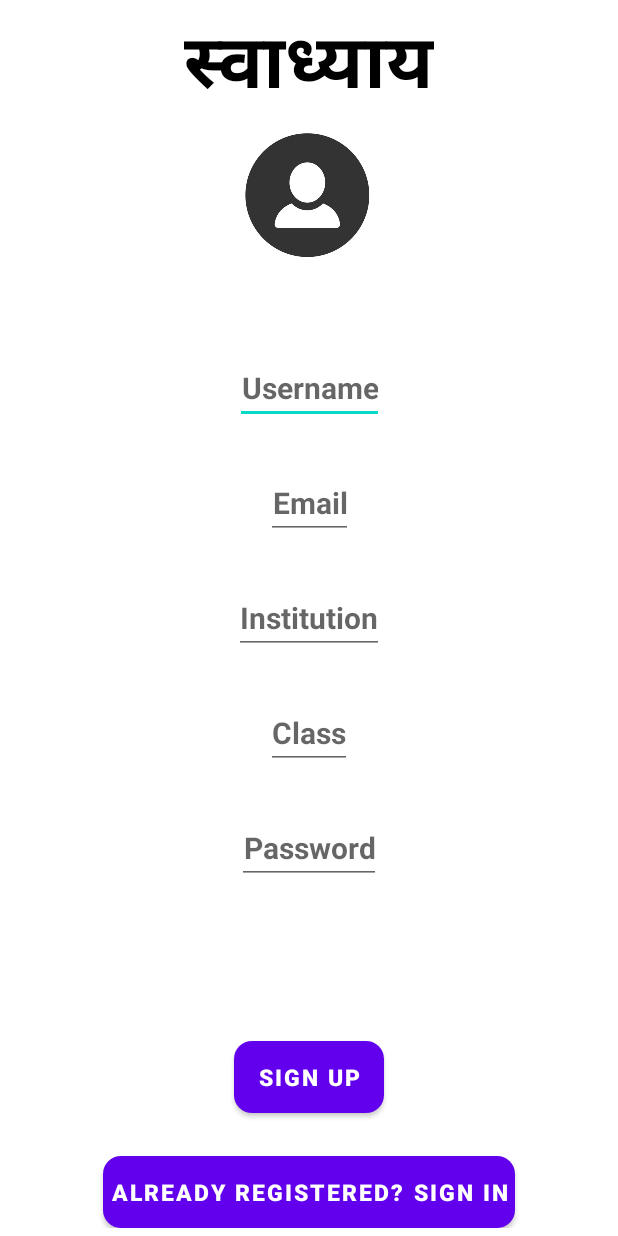
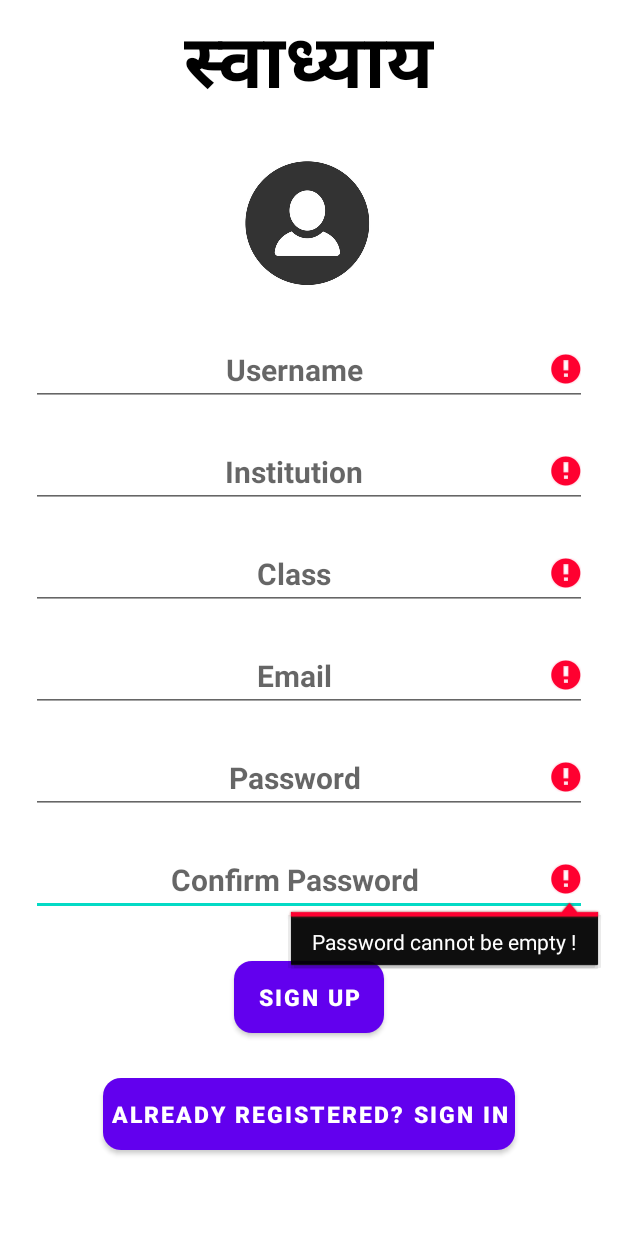
Before and after one commit to VaradMash/assignment_submission_portal, an Android app: the RegistrationActivity screen opened directly, with no data from a screen before it, after a tap on "SIGN UP", on a phone screen of 412 x 824 dp. Run offline under Robolectric (Android 15) with nearby library versions, the phone set to English and light mode, and no system bars; our stand-ins replace Firebase (no records; nobody signed in at launch, a user with empty details on screens opened directly).

Commit message:
User Interface flow changed. Updated Registration Layout and Main Layout.

```diff
--- a/app/src/main/java/com/example/swadhyaya/RegistrationActivity.java
+++ b/app/src/main/java/com/example/swadhyaya/RegistrationActivity.java
@@ -5,6 +5,7 @@ import androidx.appcompat.app.AppCompatActivity;
 
 import android.content.Intent;
 import android.os.Bundle;
+import android.util.Patterns;
 import android.view.View;
 import android.widget.Button;
 import android.widget.EditText;
@@ -20,9 +21,11 @@ import com.google.firebase.auth.UserProfileChangeRequest;
 import com.google.firebase.database.DatabaseReference;
 import com.google.firebase.database.FirebaseDatabase;
 
+import java.util.regex.Pattern;
+
 public class RegistrationActivity extends AppCompatActivity
 {
-    EditText etSignUpUsername, etSignUpEmail, etSignUpPassword, etInstitution, etClass;
+    EditText etSignUpUsername, etSignUpEmail, etSignUpPassword, etInstitution, etClass, etConfirmPassword;
     Button btnRegister, btnOpenLogin;
     FirebaseAuth mAuth;
     DatabaseReference mDatabase;
@@ -42,9 +45,8 @@ public class RegistrationActivity extends AppCompatActivity
         etSignUpPassword.setText("");
         etClass.setText("");
         etInstitution.setText("");
-        //Intent Launch.
-        Intent intent = new Intent(RegistrationActivity.this, com.example.swadhyaya.MainActivity.class);
-        startActivity(intent);
+        etConfirmPassword.setText("");
+        ;
         RegistrationActivity.this.finish();
     }
 
@@ -74,6 +76,7 @@ public class RegistrationActivity extends AppCompatActivity
         etSignUpEmail = (EditText)findViewById(R.id.etSignUpEmail);
         etSignUpPassword = (EditText)findViewById(R.id.etSignUpPassword);
         etInstitution = (EditText)findViewById(R.id.etInstitution);
+        etConfirmPassword = (EditText)findViewById(R.id.etConfirmPassword);
         etClass = (EditText)findViewById(R.id.etClass);
         btnRegister = (Button)findViewById(R.id.btnRegister);
         btnOpenLogin = (Button)findViewById(R.id.btnOpenLogin);
@@ -97,6 +100,7 @@ public class RegistrationActivity extends AppCompatActivity
                 etSignUpPassword.setText("");
                 etClass.setText("");
                 etInstitution.setText("");
+                etConfirmPassword.setText("");
                 //Intent launch.
                 Intent intent = new Intent(RegistrationActivity.this, com.example.swadhyaya.LoginActivity.class);
                 startActivity(intent);
@@ -117,10 +121,57 @@ public class RegistrationActivity extends AppCompatActivity
                 String class_name = etClass.getText().toString();
                 String institution = etInstitution.getText().toString();
                 String password = etSignUpPassword.getText().toString();
+                String confirm_password = etConfirmPassword.getText().toString();
                 //Validate if all fields are not empty.
-                if (username.isEmpty() || email.isEmpty() ||class_name.isEmpty() || institution.isEmpty() || password.isEmpty())
+                if (username.isEmpty() || email.isEmpty() ||class_name.isEmpty() || institution.isEmpty() || password.isEmpty() || confirm_password.isEmpty())
                 {
-                    Toast.makeText(RegistrationActivity.this, "Please Enter all Fields !", Toast.LENGTH_SHORT).show();
+                    if(username.isEmpty())
+                    {
+                        etSignUpUsername.setError("Username cannot be empty !");
+                        etSignUpUsername.requestFocus();
+                    }
+                    if(email.isEmpty())
+                    {
+                        etSignUpEmail.setError("Email cannot be empty !");
+                        etSignUpEmail.requestFocus();
+                    }
+                    if(class_name.isEmpty())
+                    {
+                        etClass.setError("Class cannot be empty");
+                        etClass.requestFocus();
+                    }
+                    if(institution.isEmpty())
+                    {
+                        etInstitution.setError("Institution cannot be empty !");
+                        etInstitution.requestFocus();
+                    }
+                    if(password.isEmpty())
+                    {
+                        etSignUpPassword.setError("Password cannot be empty !");
+                        etSignUpPassword.requestFocus();
+                    }
+                    if(confirm_password.isEmpty())
+                    {
+                        etConfirmPassword.setError("Password cannot be empty !");
+                        etConfirmPassword.requestFocus();
+                    }
+                }
+                else if (!Patterns.EMAIL_ADDRESS.matcher(email).matches())
+                {
+                    etSignUpEmail.setError("Please enter valid email !");
+                    etSignUpEmail.requestFocus();
+                }
+                else if (password.length() < 6)
+                {
+                    etSignUpPassword.setError("Password too short !");
+                    etSignUpPassword.requestFocus();
+                }
+                else if (!password.equals(confirm_password))
+                {
+                    etSignUpPassword.setError("Passwords do not match !");
+                    etConfirmPassword.setError("Passwords do not match !");
+                    etSignUpPassword.requestFocus();
+                    etConfirmPassword.requestFocus();
                 }
                 else
                 {
@@ -157,6 +208,7 @@ public class RegistrationActivity extends AppCompatActivity
                                                             etSignUpPassword.setText("");
                                                             etClass.setText("");
                                                             etInstitution.setText("");
+                                                            etConfirmPassword.setText("");
                                                             //Close current intent
                                                             RegistrationActivity.this.finish();
                                                         }
--- a/app/src/main/res/layout/activity_registration.xml
+++ b/app/src/main/res/layout/activity_registration.xml
@@ -11,164 +11,152 @@
         android:id="@+id/tvRegistrationTitle"
         android:layout_width="wrap_content"
         android:layout_height="wrap_content"
+        android:fontFamily="@font/app_font"
         android:text="@string/app_title"
+        android:textColor="@color/black"
+        android:textSize="50sp"
+        android:textStyle="bold"
         app:layout_constraintBottom_toBottomOf="parent"
+        app:layout_constraintHorizontal_bias="0.5"
         app:layout_constraintLeft_toLeftOf="parent"
         app:layout_constraintRight_toRightOf="parent"
         app:layout_constraintTop_toTopOf="parent"
-        app:layout_constraintVertical_bias="0"
-        app:layout_constraintHorizontal_bias="0.5"
-        android:textStyle="bold"
-        android:textSize="50sp"
-        android:textColor="@color/black"
-        android:fontFamily="@font/app_font"
-        />
+        app:layout_constraintVertical_bias="0" />
+
+    <ScrollView
+        android:layout_width="match_parent"
+        android:layout_height="wrap_content"
+        app:layout_constraintBottom_toBottomOf="parent"
+        app:layout_constraintTop_toBottomOf="@id/tvRegistrationTitle"
+        app:layout_constraintVertical_bias="0">
+
+        <LinearLayout
+            android:layout_width="match_parent"
+            android:layout_height="wrap_content"
+            android:orientation="vertical"
+            android:padding="15dp">
+
+            <ImageView
+                android:id="@+id/imageView"
+                android:layout_width="wrap_content"
+                android:layout_height="wrap_content"
+                android:layout_gravity="center_horizontal"
+                android:contentDescription="@string/usericon"
+                app:srcCompat="@mipmap/user_logo_foreground" />
 
             <EditText
                 android:id="@+id/etSignUpUsername"
-        android:layout_width="wrap_content"
+                android:layout_width="match_parent"
                 android:layout_height="wrap_content"
-        app:layout_constraintBottom_toBottomOf="parent"
-        app:layout_constraintLeft_toLeftOf="parent"
-        app:layout_constraintRight_toRightOf="parent"
-        app:layout_constraintTop_toTopOf="parent"
-        app:layout_constraintVertical_bias="0.3"
-        app:layout_constraintHorizontal_bias="0.5"
+                android:layout_marginTop="20dp"
+                android:autofillHints="@string/username"
+                android:gravity="center_horizontal"
+                android:hint="@string/username"
                 android:inputType="text"
-        android:hint="@string/username"
-        android:autofillHints="@string/username"
                 android:textSize="20sp"
-        android:textStyle="bold"
-        android:gravity="center_horizontal"
-        />
+                android:textStyle="bold" />
 
             <EditText
                 android:id="@+id/etInstitution"
-        android:layout_width="wrap_content"
+                android:layout_width="match_parent"
                 android:layout_height="wrap_content"
-        app:layout_constraintBottom_toBottomOf="parent"
-        app:layout_constraintLeft_toLeftOf="parent"
-        app:layout_constraintRight_toRightOf="parent"
-        app:layout_constraintTop_toTopOf="parent"
-        app:layout_constraintVertical_bias="0.5"
-        app:layout_constraintHorizontal_bias="0.5"
+                android:layout_marginTop="20dp"
+                android:autofillHints="@string/institution"
+                android:gravity="center_horizontal"
+                android:hint="@string/institution"
                 android:inputType="text"
-        android:hint="@string/institution"
-        android:autofillHints="@string/institution"
                 android:textSize="20sp"
-        android:textStyle="bold"
-        android:gravity="center_horizontal"
-        />
+                android:textStyle="bold" />
 
             <EditText
                 android:id="@+id/etClass"
-        android:layout_width="wrap_content"
+                android:layout_width="match_parent"
                 android:layout_height="wrap_content"
-        app:layout_constraintBottom_toBottomOf="parent"
-        app:layout_constraintLeft_toLeftOf="parent"
-        app:layout_constraintRight_toRightOf="parent"
-        app:layout_constraintTop_toTopOf="parent"
-        app:layout_constraintVertical_bias="0.6"
-        app:layout_constraintHorizontal_bias="0.5"
+                android:layout_marginTop="20dp"
+                android:autofillHints="@string/institution"
+                android:gravity="center_horizontal"
+                android:hint="@string/class_name"
                 android:inputType="text"
-        android:hint="@string/class_name"
-        android:autofillHints="@string/institution"
                 android:textSize="20sp"
-        android:textStyle="bold"
-        android:gravity="center_horizontal"
-        />
+                android:textStyle="bold" />
 
             <EditText
                 android:id="@+id/etSignUpEmail"
-        android:layout_width="wrap_content"
+                android:layout_width="match_parent"
                 android:layout_height="wrap_content"
-        app:layout_constraintBottom_toBottomOf="parent"
-        app:layout_constraintLeft_toLeftOf="parent"
-        app:layout_constraintRight_toRightOf="parent"
-        app:layout_constraintTop_toTopOf="parent"
-        app:layout_constraintVertical_bias="0.4"
-        app:layout_constraintHorizontal_bias="0.5"
+                android:layout_marginTop="20dp"
+                android:autofillHints="@string/email"
+                android:gravity="center_horizontal"
+                android:hint="@string/email"
                 android:inputType="textEmailAddress"
-        android:hint="@string/email"
-        android:autofillHints="@string/email"
                 android:textSize="20sp"
-        android:textStyle="bold"
-        android:gravity="center_horizontal"
-        />
+                android:textStyle="bold" />
 
             <EditText
                 android:id="@+id/etSignUpPassword"
-            android:layout_width="wrap_content"
+                android:layout_width="match_parent"
                 android:layout_height="wrap_content"
-            app:layout_constraintBottom_toBottomOf="parent"
-            app:layout_constraintLeft_toLeftOf="parent"
-            app:layout_constraintRight_toRightOf="parent"
-            app:layout_constraintTop_toTopOf="parent"
-            app:layout_constraintVertical_bias="0.7"
-            app:layout_constraintHorizontal_bias="0.5"
+                android:layout_marginTop="20dp"
+                android:autofillHints="@string/email"
+                android:gravity="center_horizontal"
+                android:hint="@string/password"
                 android:inputType="textPassword"
-            android:hint="@string/password"
-            android:autofillHints="@string/email"
                 android:textSize="20sp"
-            android:textStyle="bold"
+                android:textStyle="bold" />
+
+            <EditText
+                android:id="@+id/etConfirmPassword"
+                android:layout_width="match_parent"
+                android:layout_height="wrap_content"
+                android:layout_marginTop="20dp"
+                android:autofillHints="@string/confirm_password"
                 android:gravity="center_horizontal"
-            />
+                android:hint="@string/confirm_password"
+                android:inputType="textPassword"
+                android:textSize="20sp"
+                android:textStyle="bold" />
 
             <Button
                 android:id="@+id/btnRegister"
                 android:layout_width="wrap_content"
                 android:layout_height="wrap_content"
-            app:layout_constraintBottom_toBottomOf="parent"
-            app:layout_constraintLeft_toLeftOf="parent"
-            app:layout_constraintRight_toRightOf="parent"
-            app:layout_constraintTop_toTopOf="parent"
-            app:layout_constraintVertical_bias="0.9"
-            app:layout_constraintHorizontal_bias="0.5"
+                android:background="@drawable/roundbutton"
                 android:text="@string/sign_up"
                 android:textSize="15sp"
                 android:textStyle="bold"
-            android:background="@drawable/roundbutton"
-            />
+                android:layout_gravity="center_horizontal"
+                android:layout_marginTop="30dp"/>
 
-        <ImageView
-            android:contentDescription="@string/usericon"
-            android:id="@+id/imageView"
+            <Button
+                android:id="@+id/btnOpenLogin"
                 android:layout_width="wrap_content"
                 android:layout_height="wrap_content"
-            app:srcCompat="@mipmap/user_logo_foreground"
-            app:layout_constraintBottom_toBottomOf="parent"
-            app:layout_constraintLeft_toLeftOf="parent"
-            app:layout_constraintRight_toRightOf="parent"
-            app:layout_constraintTop_toTopOf="parent"
-            app:layout_constraintVertical_bias="0.1"
-            app:layout_constraintHorizontal_bias="0.5"/>
+                android:background="@drawable/roundbutton"
+                android:padding="5dp"
+                android:text="@string/sign_up_prompt"
+                android:textSize="15sp"
+                android:textStyle="bold"
+                android:layout_gravity="center_horizontal"
+                android:layout_marginTop="30dp"/>
+
+            <!-- Ghost View added to Fit scrollView Widgets -->
+            <View
+                android:layout_width="match_parent"
+                android:layout_height="50dp" />
+        </LinearLayout>
+    </ScrollView>
 
     <ProgressBar
         android:id="@+id/signUpProgressBar"
         android:layout_width="wrap_content"
         android:layout_height="wrap_content"
+        android:visibility="gone"
         app:layout_constraintBottom_toBottomOf="parent"
+        app:layout_constraintHorizontal_bias="0.5"
         app:layout_constraintLeft_toLeftOf="parent"
         app:layout_constraintRight_toRightOf="parent"
         app:layout_constraintTop_toTopOf="parent"
-            app:layout_constraintVertical_bias="0.8"
-            app:layout_constraintHorizontal_bias="0.5"
-            android:visibility="gone"/>
+        app:layout_constraintVertical_bias="0.5" />
 
-        <Button
-            android:padding="5dp"
-            android:id="@+id/btnOpenLogin"
-            android:layout_width="wrap_content"
-            android:layout_height="wrap_content"
-            app:layout_constraintBottom_toBottomOf="parent"
-            app:layout_constraintLeft_toLeftOf="parent"
-            app:layout_constraintRight_toRightOf="parent"
-            app:layout_constraintTop_toTopOf="parent"
-            app:layout_constraintVertical_bias="1"
-            app:layout_constraintHorizontal_bias="0.5"
-            android:text="@string/sign_up_prompt"
-            android:textSize="15sp"
-            android:textStyle="bold"
-            android:background="@drawable/roundbutton"
-            />
+
 </androidx.constraintlayout.widget.ConstraintLayout>
--- a/app/src/main/res/menu/icon_menu.xml
+++ b/app/src/main/res/menu/icon_menu.xml
@@ -22,6 +22,11 @@
             android:id="@+id/nav_logout"
             android:icon="@drawable/log_out_logo"
             android:title="@string/log_out" />
+
+        <item
+            android:id="@+id/nav_exit"
+            android:icon="@drawable/exit_icon"
+            android:title="@string/exit"/>
     </group>
 
 </menu>
--- a/app/src/main/res/values/strings.xml
+++ b/app/src/main/res/values/strings.xml
@@ -24,4 +24,6 @@
     <string name="update_profile">Update Profile</string>
     <string name="update">Update</string>
     <string name="profile_settings">Profile Settings</string>
+    <string name="confirm_password">Confirm Password</string>
+    <string name="exit">Exit</string>
 </resources>
```
Also changed, not shown: app/src/main/java/com/example/swadhyaya/LoginActivity.java (+10 -3 lines), app/src/main/java/com/example/swadhyaya/MainActivity.java (+7 -28 lines), app/src/main/java/com/example/swadhyaya/UserProfile.java (+7 -2 lines), app/src/main/res/drawable/exit_icon.xml (added, +10 -0 lines), app/src/main/res/layout/activity_main.xml (+0 -37 lines). Lines whose indentation alone changed are shown as unchanged.
